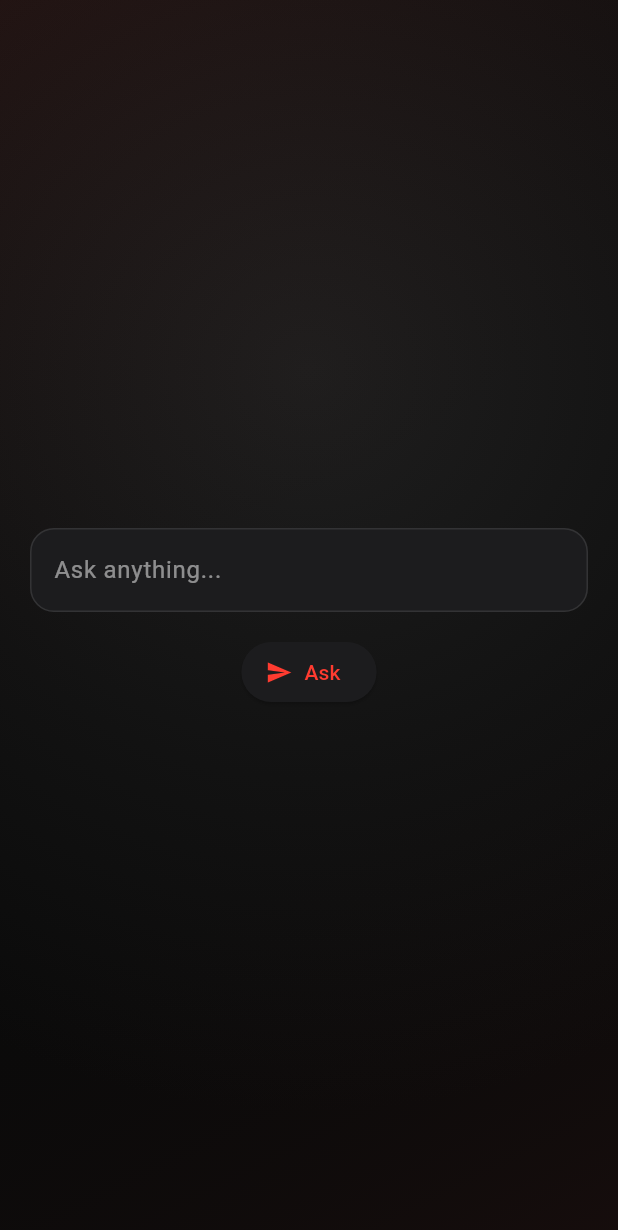
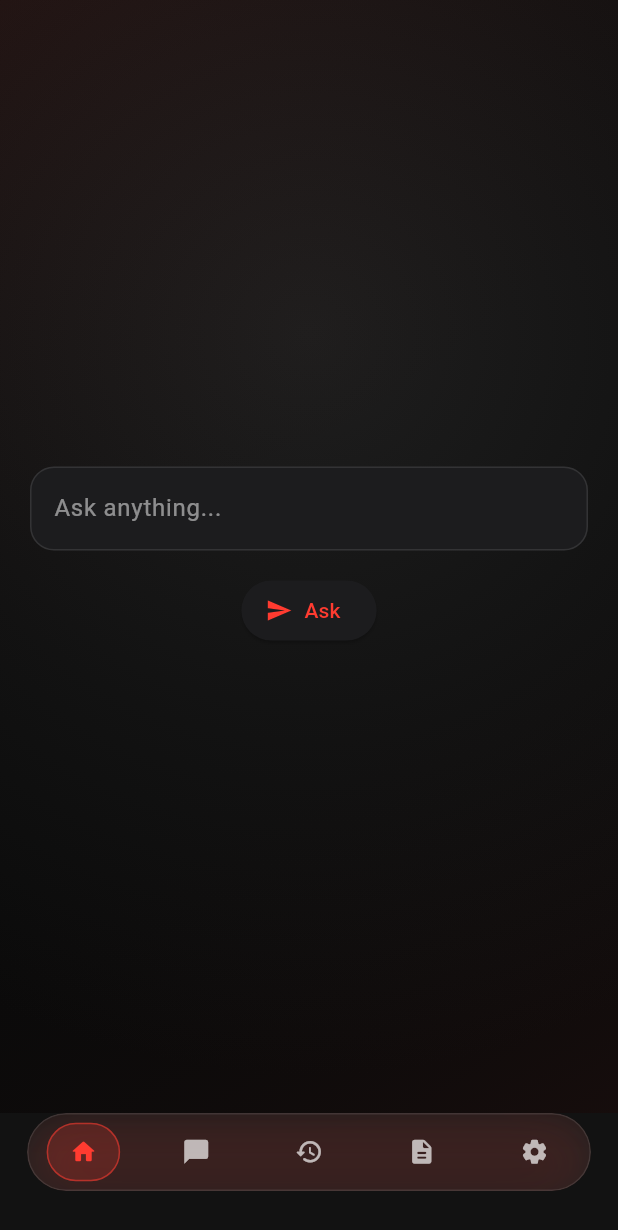
Before and after one commit to FatihHDR/umbra, a Flutter app: the screen it shows after launch, on a phone screen of 412 x 824 dp. Shown: the top 1230 px of the screen. Run offline on Flutter 3.47's test engine with Material 3 defaults, Android fonts, the phone set to English and light mode, and no system bars; our stand-ins replace dio, flutter_dotenv, flutter_markdown, flutter_riverpod, hive_flutter; missing offline and left inert: highlight; accounts and stored records are empty; Roboto replaces fonts that are missing (JetBrains Mono).

Commit message:
Implement bottom navigation across all screens; refactor navigation logic and enhance UmbraBottomNav widget for improved user experience.

```diff
--- a/lib/widgets/umbra_bottom_nav.dart
+++ b/lib/widgets/umbra_bottom_nav.dart
@@ -1,54 +1,75 @@
 import 'package:flutter/material.dart';
+import 'dart:ui';
 
-/// Floating, pill-shaped bottom navigation bar with only icons (no labels).
-/// Usage: place in Scaffold.bottomNavigationBar and supply currentIndex & onTap.
+/// Glass floating navigation pill with:
+/// - Blur + translucency
+/// - Smaller height & icons
+/// - Active pill highlight
+/// - Shadow / glow
+/// - Reduced horizontal padding & larger corner radius
 class UmbraBottomNav extends StatelessWidget {
   const UmbraBottomNav({super.key, required this.currentIndex, required this.onTap});
 
-  final int currentIndex;
+  final int currentIndex; // 0..4
   final ValueChanged<int> onTap;
+
+  static const List<IconData> _icons = [
+    Icons.home_rounded,
+    Icons.chat_bubble_rounded,
+    Icons.history_rounded,
+    Icons.description_rounded,
+    Icons.settings_rounded,
+  ];
 
   @override
   Widget build(BuildContext context) {
     final theme = Theme.of(context);
-    final bg = theme.colorScheme.surface; // opaque so nothing "behind" shows
+    final primary = theme.colorScheme.primary;
+    final inactive = Colors.white.withOpacity(0.68);
+    final glass = Colors.white.withOpacity(0.06);
+
     return SafeArea(
       top: false,
       child: Padding(
-        padding: const EdgeInsets.fromLTRB(28, 0, 28, 16),
-        child: Container(
-          decoration: BoxDecoration(
-            color: bg,
-            borderRadius: BorderRadius.circular(28),
-            border: Border.all(color: Colors.white.withOpacity(0.06), width: 1),
-          ),
-          padding: const EdgeInsets.symmetric(horizontal: 4),
-          child: Theme(
-            // Remove ripple spread / splash, keep only color change via selectedItemColor
-            data: theme.copyWith(
-              splashFactory: NoSplash.splashFactory,
-              splashColor: Colors.transparent,
-              highlightColor: Colors.transparent,
-              hoverColor: Colors.transparent,
-            ),
-            child: BottomNavigationBar(
-              currentIndex: currentIndex,
-              onTap: onTap,
-              backgroundColor: Colors.transparent,
-              elevation: 0,
-              type: BottomNavigationBarType.fixed,
-              showSelectedLabels: false,
-              showUnselectedLabels: false,
-              selectedItemColor: theme.colorScheme.primary,
-              unselectedItemColor: Colors.white70,
-              iconSize: 22,
-              items: const [
-                BottomNavigationBarItem(icon: Icon(Icons.home_rounded), label: ''),
-                BottomNavigationBarItem(icon: Icon(Icons.chat_bubble_rounded), label: ''),
-                BottomNavigationBarItem(icon: Icon(Icons.history_rounded), label: ''),
-                BottomNavigationBarItem(icon: Icon(Icons.description_rounded), label: ''),
-                BottomNavigationBarItem(icon: Icon(Icons.settings_rounded), label: ''),
-              ],
+        padding: const EdgeInsets.fromLTRB(18, 0, 18, 30), // extra bottom gap for floating feel
+        child: ClipRRect(
+          borderRadius: BorderRadius.circular(44),
+          child: BackdropFilter(
+            filter: ImageFilter.blur(sigmaX: 18, sigmaY: 18),
+            child: DecoratedBox(
+              decoration: BoxDecoration(
+                color: glass,
+                borderRadius: BorderRadius.circular(44),
+                border: Border.all(color: Colors.white.withOpacity(0.10), width: 1),
+                boxShadow: [
+                  BoxShadow(
+                    color: primary.withOpacity(0.20),
+                    blurRadius: 26,
+                    spreadRadius: 1,
+                    offset: const Offset(0, 6),
+                  ),
+                  BoxShadow(
+                    color: Colors.black.withOpacity(0.35),
+                    blurRadius: 36,
+                    offset: const Offset(0, 10),
+                  ),
+                ],
+              ),
+              child: SizedBox(
+                height: 52,
+                child: Row(
+                  children: List.generate(_icons.length, (i) {
+                    final selected = i == currentIndex;
+                    return _NavItem(
+                      icon: _icons[i],
+                      selected: selected,
+                      primary: primary,
+                      inactive: inactive,
+                      onTap: () => onTap(i),
+                    );
+                  }),
+                ),
+              ),
             ),
           ),
         ),
@@ -56,3 +77,56 @@ class UmbraBottomNav extends StatelessWidget {
     );
   }
 }
+
+class _NavItem extends StatelessWidget {
+  const _NavItem({
+    required this.icon,
+    required this.selected,
+    required this.primary,
+    required this.inactive,
+    required this.onTap,
+  });
+
+  final IconData icon;
+  final bool selected;
+  final Color primary;
+  final Color inactive;
+  final VoidCallback onTap;
+
+  @override
+  Widget build(BuildContext context) {
+    final highlight = primary.withOpacity(0.18);
+    final borderColor = primary.withOpacity(0.48);
+    return Expanded(
+      child: Semantics(
+        selected: selected,
+        button: true,
+        child: InkWell(
+          splashColor: Colors.transparent,
+          highlightColor: Colors.transparent,
+          hoverColor: Colors.transparent,
+          onTap: onTap,
+          child: Center(
+            child: AnimatedContainer(
+              duration: const Duration(milliseconds: 260),
+              curve: Curves.easeOutCubic,
+              padding: const EdgeInsets.symmetric(horizontal: 14, vertical: 9),
+              decoration: selected
+                  ? BoxDecoration(
+                      color: highlight,
+                      borderRadius: BorderRadius.circular(28),
+                      border: Border.all(color: borderColor.withOpacity(0.55), width: 1),
+                    )
+                  : null,
+              child: Icon(
+                icon,
+                size: 19,
+                color: selected ? primary : inactive,
+              ),
+            ),
+          ),
+        ),
+      ),
+    );
+  }
+}
```
Also changed, not shown: lib/features/chat/presentation/chat_screen.dart (+22 -8 lines), lib/features/chat/presentation/history_screen.dart (+21 -7 lines), lib/features/chat/presentation/home_screen.dart (+27 -13 lines), lib/features/chat/presentation/settings_screen.dart (+23 -26 lines), lib/features/chat/presentation/sources_screen.dart (+21 -24 lines).
